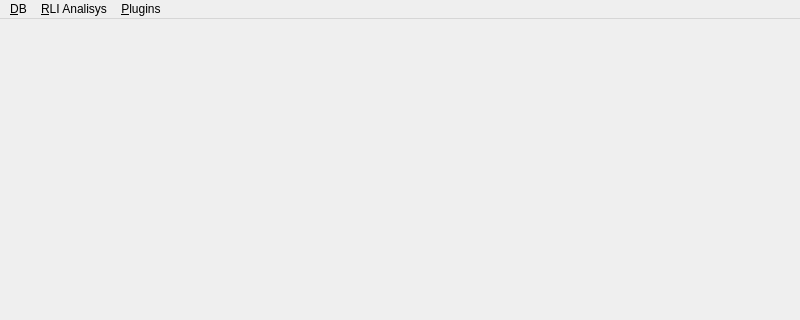
Above: ddocclient/app/reper_app/reper_main_window.ui from YuriyRusinov/reper before the change; both pictures show x 0 to 800 and y 0 to 320 of the 800 by 600 pixel window. Below: the same form after it.
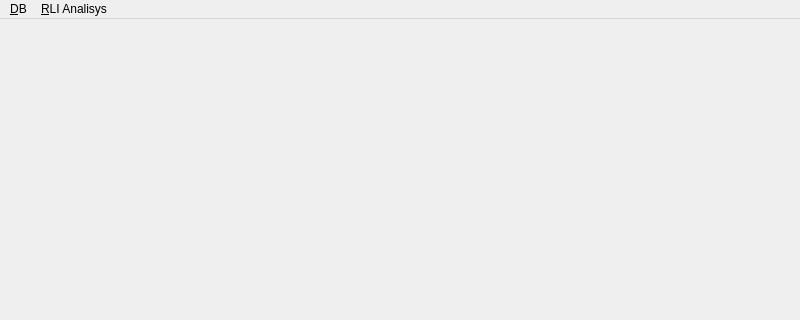
That is the form after the change.

Commit message: Junk menu item removed.

```diff
--- a/ddocclient/app/reper_app/reper_main_window.ui
+++ b/ddocclient/app/reper_app/reper_main_window.ui
@@ -42,15 +42,8 @@
     <addaction name="actSearch_region"/>
     <addaction name="actComparison"/>
    </widget>
-   <widget class="QMenu" name="menu_Plugins">
-    <property name="title">
-     <string>&amp;Plugins</string>
-    </property>
-    <addaction name="actTestPlugin"/>
-   </widget>
    <addaction name="menu_DB"/>
    <addaction name="menu_RLI_Analisys"/>
-   <addaction name="menu_Plugins"/>
   </widget>
   <widget class="QStatusBar" name="statusbar"/>
   <action name="actConnect">
```
